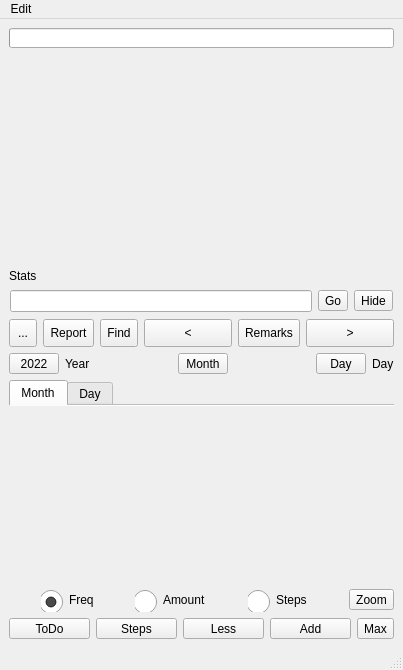
First picture: the form in mainwindow.ui, repository ic005k/Knot-Legacy, before the edit.
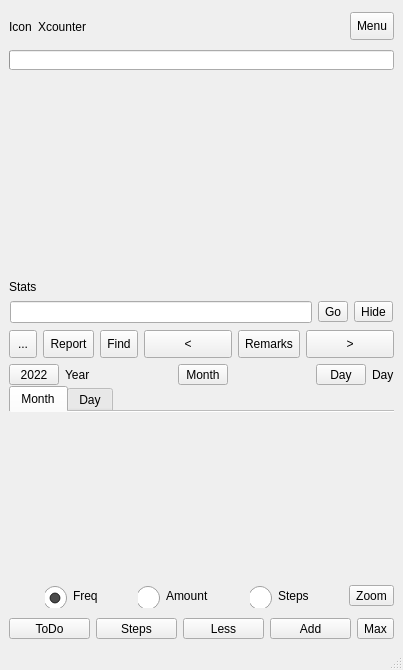
Second picture: the form after the edit. Icons and pictures are not drawn.

```diff
--- a/mainwindow.ui
+++ b/mainwindow.ui
@@ -15,10 +15,96 @@
   </property>
   <widget class="QWidget" name="centralwidget">
    <layout class="QGridLayout" name="gridLayout_9">
-    <item row="0" column="0" rowspan="5">
+    <item row="0" column="0">
      <layout class="QVBoxLayout" name="vl"/>
     </item>
-    <item row="0" column="1">
+    <item row="1" column="1">
+     <widget class="QFrame" name="frameMenu">
+      <property name="minimumSize">
+       <size>
+        <width>0</width>
+        <height>35</height>
+       </size>
+      </property>
+      <property name="maximumSize">
+       <size>
+        <width>16777215</width>
+        <height>35</height>
+       </size>
+      </property>
+      <property name="frameShape">
+       <enum>QFrame::NoFrame</enum>
+      </property>
+      <property name="frameShadow">
+       <enum>QFrame::Raised</enum>
+      </property>
+      <layout class="QHBoxLayout" name="horizontalLayout">
+       <property name="leftMargin">
+        <number>0</number>
+       </property>
+       <property name="topMargin">
+        <number>0</number>
+       </property>
+       <property name="rightMargin">
+        <number>0</number>
+       </property>
+       <property name="bottomMargin">
+        <number>0</number>
+       </property>
+       <item>
+        <widget class="QLabel" name="lblIcon">
+         <property name="text">
+          <string>Icon</string>
+         </property>
+        </widget>
+       </item>
+       <item>
+        <widget class="QLabel" name="label">
+         <property name="text">
+          <string>Xcounter</string>
+         </property>
+        </widget>
+       </item>
+       <item>
+        <spacer name="horizontalSpacer_7">
+         <property name="orientation">
+          <enum>Qt::Horizontal</enum>
+         </property>
+         <property name="sizeHint" stdset="0">
+          <size>
+           <width>40</width>
+           <height>20</height>
+          </size>
+         </property>
+        </spacer>
+       </item>
+       <item>
+        <widget class="QToolButton" name="btnMenu">
+         <property name="minimumSize">
+          <size>
+           <width>0</width>
+           <height>28</height>
+          </size>
+         </property>
+         <property name="text">
+          <string>Menu</string>
+         </property>
+         <property name="icon">
+          <iconset resource="src.qrc">
+           <normaloff>:/src/menu.png</normaloff>:/src/menu.png</iconset>
+         </property>
+         <property name="iconSize">
+          <size>
+           <width>26</width>
+           <height>26</height>
+          </size>
+         </property>
+        </widget>
+       </item>
+      </layout>
+     </widget>
+    </item>
+    <item row="2" column="1">
      <widget class="QProgressBar" name="progBar">
       <property name="maximumSize">
        <size>
@@ -37,7 +123,7 @@
       </property>
      </widget>
     </item>
-    <item row="1" column="1">
+    <item row="3" column="1">
      <widget class="QFrame" name="frame_tab">
       <property name="minimumSize">
        <size>
@@ -198,7 +284,7 @@
       </layout>
      </widget>
     </item>
-    <item row="2" column="1">
+    <item row="4" column="1">
      <widget class="QFrame" name="frame_cw">
       <property name="frameShape">
        <enum>QFrame::NoFrame</enum>
@@ -332,7 +418,7 @@
       </layout>
      </widget>
     </item>
-    <item row="3" column="1">
+    <item row="5" column="1">
      <widget class="QFrame" name="frame_charts">
       <property name="frameShape">
        <enum>QFrame::NoFrame</enum>
@@ -351,7 +437,10 @@
         <number>0</number>
        </property>
        <property name="bottomMargin">
-        <number>0</number>
+        <number>4</number>
+       </property>
+       <property name="verticalSpacing">
+        <number>1</number>
        </property>
        <item row="0" column="0">
         <widget class="QFrame" name="frameYear">
@@ -706,7 +795,7 @@
       </layout>
      </widget>
     </item>
-    <item row="4" column="1">
+    <item row="6" column="1">
      <widget class="QFrame" name="frameBtn">
       <property name="frameShape">
        <enum>QFrame::NoFrame</enum>
@@ -831,24 +920,6 @@
    <property name="styleSheet">
     <string notr="true">/*QMenuBar{background-color:rgb(250,250,250);}*/</string>
    </property>
-   <widget class="QMenu" name="menuEdit">
-    <property name="title">
-     <string>Edit</string>
-    </property>
-    <addaction name="actionAdd_Tab"/>
-    <addaction name="actionDel_Tab"/>
-    <addaction name="actionRename"/>
-    <addaction name="actionFind"/>
-    <addaction name="actionReport"/>
-    <addaction name="actionNotes"/>
-    <addaction name="actionExport_Data"/>
-    <addaction name="actionImport_Data"/>
-    <addaction name="actionPreferences"/>
-    <addaction name="actionMemos"/>
-    <addaction name="actionView_App_Data"/>
-    <addaction name="actionAbout"/>
-   </widget>
-   <addaction name="menuEdit"/>
   </widget>
   <widget class="QStatusBar" name="statusbar"/>
   <action name="actionRename">
```
